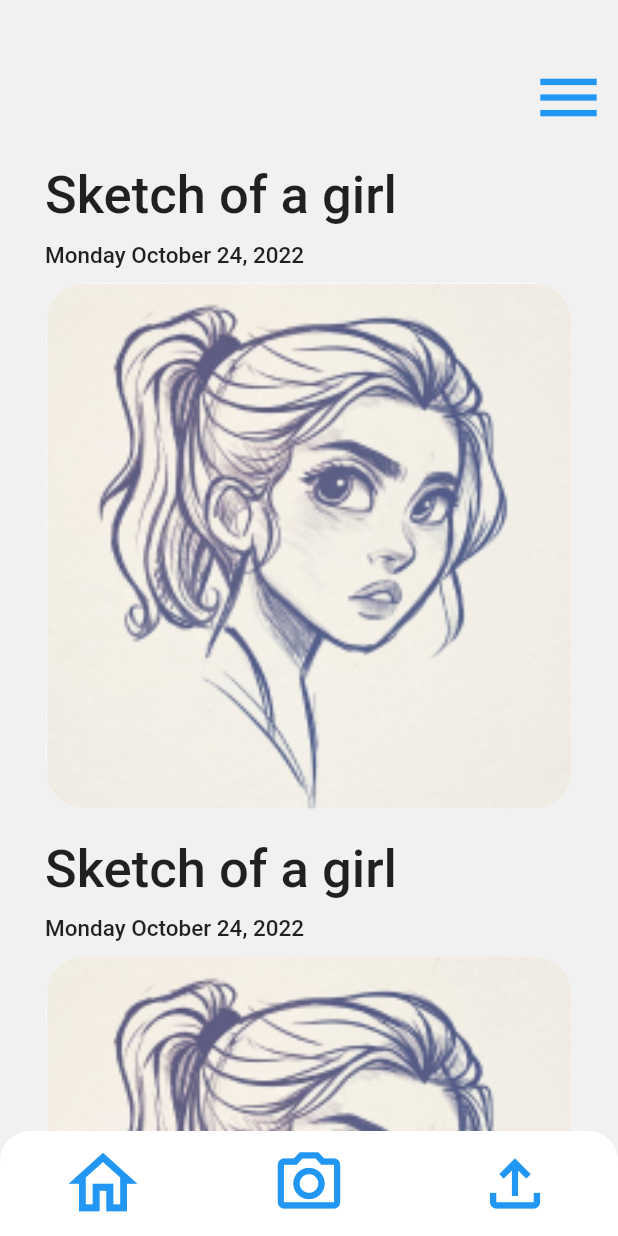
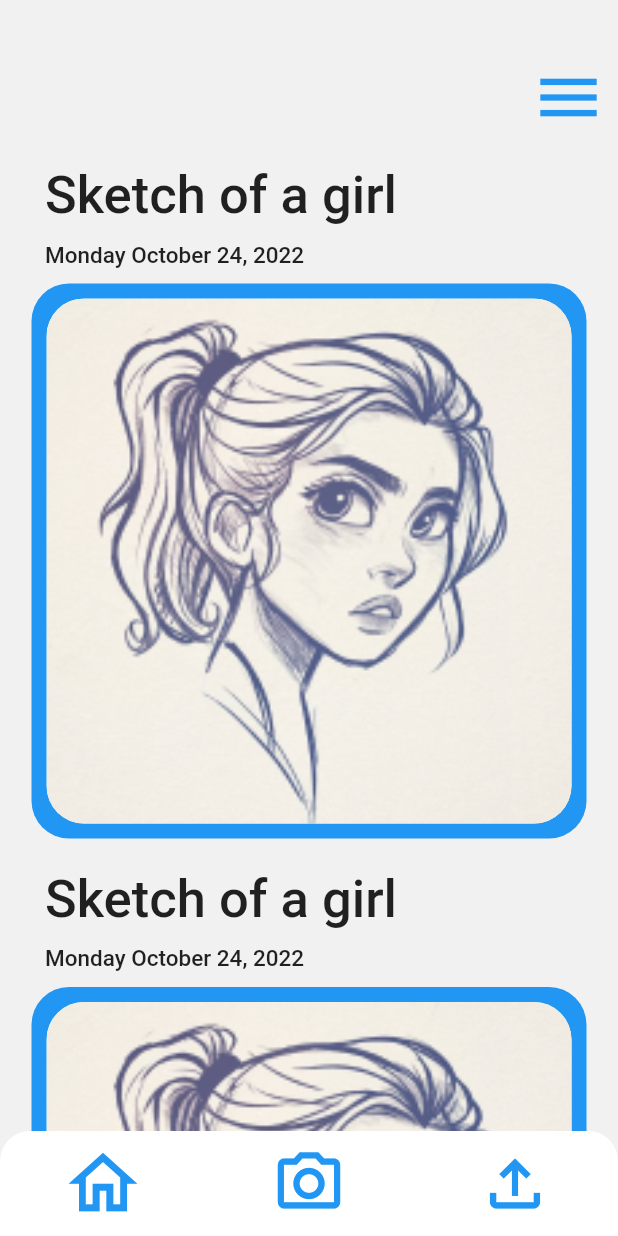
Before and after one commit to hMRZQ21/Nusketch, a Flutter app: the screen it shows after launch, on a phone screen of 412 x 824 dp. Run offline on Flutter 3.47's test engine with Material 2 defaults, Android fonts, the phone set to English and light mode, and no system bars; our stand-ins replace get.

Commit message:
added a border behind the images to more reflect model need to fix scaling need to add shadowing make icons buttons make dropdown work

```diff
--- a/lib/home/body.dart
+++ b/lib/home/body.dart
@@ -14,7 +14,7 @@ class _bodyViewState extends State<bodyView> {
   @override
   Widget build(BuildContext context) {
     return Container(
-        height: 2300,
+        height: 2400,
         child: ListView.builder(
             physics: const NeverScrollableScrollPhysics(),
             itemCount: 5,
@@ -43,9 +43,24 @@ class _bodyViewState extends State<bodyView> {
                       ),
                     ),
                   ),
-                  Container(
+                  Stack(
+                    children: [
+                      Align(
+                        alignment: Alignment.center,
+                        child: Container(
+                          width: 370,
+                          height: 370,
+                          decoration: BoxDecoration(
+                              borderRadius: BorderRadius.circular(25),
+                              color: Colors.blue),
+                        ),
+                      ),
+                      Align(
+                        alignment: Alignment.center,
+                        child: Container(
                           width: 350,
                           height: 350,
+                          margin: EdgeInsets.only(top: 10),
                           decoration: BoxDecoration(
                             borderRadius: BorderRadius.circular(25),
                             color: Colors.white,
@@ -55,6 +70,9 @@ class _bodyViewState extends State<bodyView> {
                             ),
                           ),
                         ),
+                      ),
+                    ],
+                  ),
                 ],
               );
             }));
```
Lines whose indentation alone changed are shown as unchanged.
